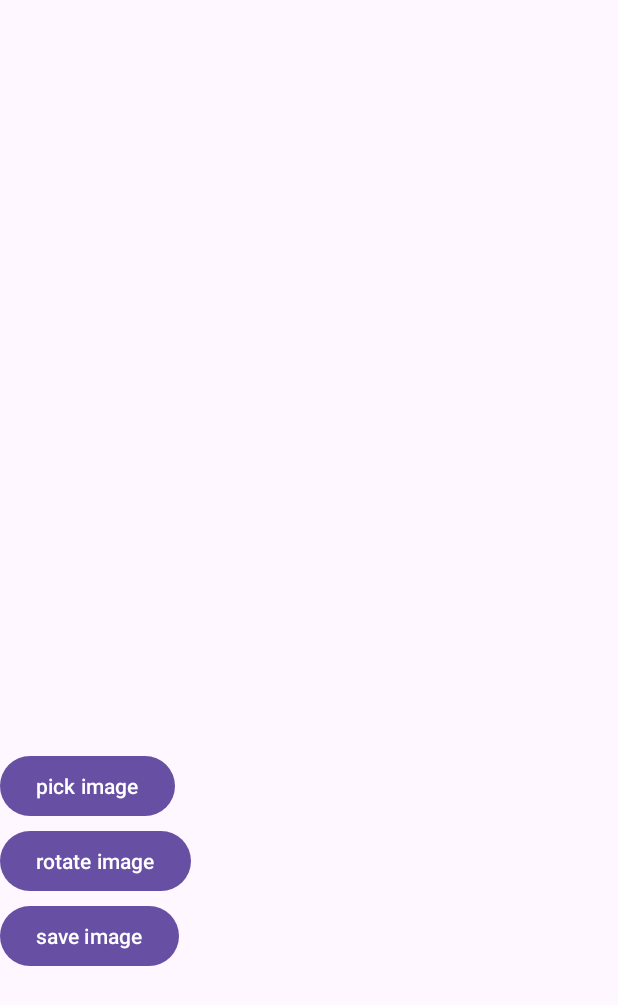
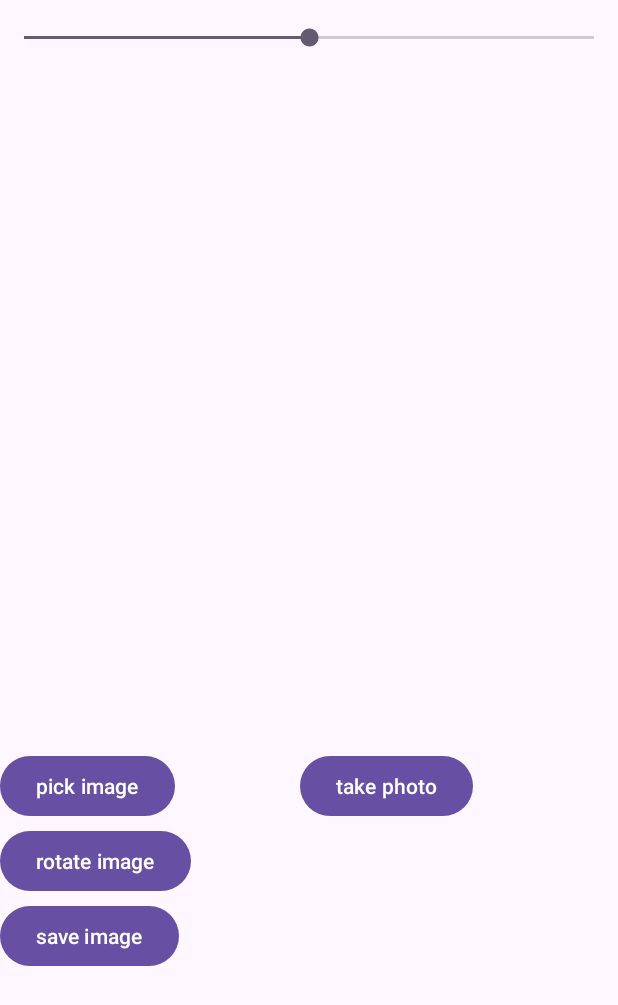
Before and after one commit to SonyaSky/App_module7, an Android app: the layout activity_main.xml on its own in the app's theme, with its tools: preview values and no code run, on a phone screen of 412 x 824 dp. Shown: the top 1005 px of the screen. Run offline under Robolectric (Android 15) with nearby library versions, the phone set to English and light mode, and no system bars.

Commit message:
теперь можно сделать фото, но оно страшное
увы

```diff
--- a/Module7/app/src/main/AndroidManifest.xml
+++ b/Module7/app/src/main/AndroidManifest.xml
@@ -11,6 +11,7 @@
     <!-- To handle the reselection within the app on devices running Android 14
          or higher if your app targets Android 14 (API level 34) or higher.  -->
     <uses-permission android:name="android.permission.READ_MEDIA_VISUAL_USER_SELECTED" />
+
 
     <application
         android:allowBackup="true"
--- a/Module7/app/src/main/res/layout/activity_main.xml
+++ b/Module7/app/src/main/res/layout/activity_main.xml
@@ -22,6 +22,16 @@ tools:context=".MainActivity">
         android:text="pick image" />
 
     <com.google.android.material.button.MaterialButton
+        android:id="@+id/take_photo_button"
+        android:layout_width="wrap_content"
+        android:layout_height="wrap_content"
+        android:layout_below="@id/selected_image"
+        android:layout_centerInParent="true"
+        android:layout_marginTop="500dp"
+        android:layout_marginStart="200dp"
+        android:text="take photo" />
+
+    <com.google.android.material.button.MaterialButton
         android:id="@+id/rotate_image"
         android:layout_width="wrap_content"
         android:layout_height="wrap_content"
@@ -29,6 +39,14 @@ tools:context=".MainActivity">
         android:layout_centerHorizontal="true"
         android:layout_marginTop="550dp"
         android:text="rotate image" />
+
+    <SeekBar
+        android:id="@+id/scaleSeekBar"
+        android:layout_width="match_parent"
+        android:layout_height="wrap_content"
+        android:layout_marginTop="16dp"
+        android:max="200"
+        android:progress="100" />
 
     <com.google.android.material.button.MaterialButton
         android:id="@+id/save_image"
```
Also changed, not shown: Module7/app/src/main/java/com/example/module7/MainActivity.kt (+25 -0 lines).
